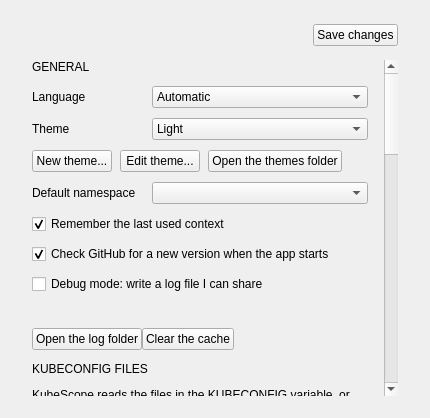
The window that src/kubescope/ui/settings_page.ui (dcotecnologia/kubescope) describes before a commit, drawn with Qt 5.
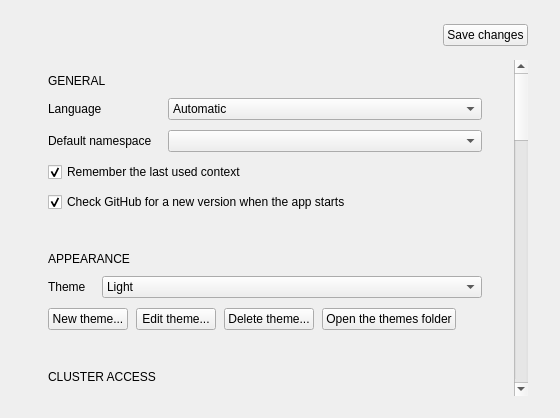
The same window after the commit.

Commit message: feat(window): wire the update, the write mode and the themes into the app

Patch:
```diff
--- a/src/kubescope/ui/settings_page.ui
+++ b/src/kubescope/ui/settings_page.ui
@@ -81,6 +81,27 @@
         <number>8</number>
        </property>
          <item>
+        <widget class="QFrame" name="generalCard">
+         <property name="card" stdset="0">
+          <string notr="true">true</string>
+         </property>
+         <layout class="QVBoxLayout" name="generalCardLayout">
+          <property name="spacing">
+           <number>10</number>
+          </property>
+          <property name="leftMargin">
+           <number>16</number>
+          </property>
+          <property name="topMargin">
+           <number>14</number>
+          </property>
+          <property name="rightMargin">
+           <number>16</number>
+          </property>
+          <property name="bottomMargin">
+           <number>14</number>
+          </property>
+          <item>
           <widget class="QLabel" name="generalHeading">
            <property name="text">
             <string>GENERAL</string>
@@ -137,13 +158,106 @@
             </widget>
            </item>
            <item row="1" column="0">
+             <widget class="QLabel" name="defaultNamespaceLabel">
+              <property name="text">
+               <string>Default namespace</string>
+              </property>
+             </widget>
+            </item>
+            <item row="1" column="1">
+             <widget class="QComboBox" name="defaultNamespaceCombo">
+              <property name="minimumSize">
+               <size>
+                <width>200</width>
+                <height>0</height>
+               </size>
+              </property>
+              <property name="toolTip">
+               <string>The namespace each context opens on. Leave empty to show all of them.</string>
+              </property>
+              <property name="variant" stdset="0">
+               <string notr="true">filter</string>
+              </property>
+             </widget>
+            </item>
+            <item row="2" column="0" colspan="2">
+             <widget class="QCheckBox" name="rememberCheck">
+              <property name="text">
+               <string>Remember the last used context</string>
+              </property>
+              <property name="checked">
+               <bool>true</bool>
+              </property>
+             </widget>
+            </item>
+            <item row="3" column="0" colspan="2">
+             <widget class="QCheckBox" name="updatesCheck">
+              <property name="text">
+               <string>Check GitHub for a new version when the app starts</string>
+              </property>
+              <property name="toolTip">
+               <string>Asks the public GitHub API for the latest release and sends nothing but the app version. The icon in the footer checks on demand.</string>
+              </property>
+              <property name="checked">
+               <bool>true</bool>
+              </property>
+             </widget>
+            </item>
+           </layout>
+          </item>
+         </layout>
+        </widget>
+       </item>
+       <item>
+        <widget class="QFrame" name="appearanceCard">
+         <property name="card" stdset="0">
+          <string notr="true">true</string>
+         </property>
+         <layout class="QVBoxLayout" name="appearanceCardLayout">
+          <property name="spacing">
+           <number>10</number>
+          </property>
+          <property name="leftMargin">
+           <number>16</number>
+          </property>
+          <property name="topMargin">
+           <number>14</number>
+          </property>
+          <property name="rightMargin">
+           <number>16</number>
+          </property>
+          <property name="bottomMargin">
+           <number>14</number>
+          </property>
+          <item>
+           <widget class="QLabel" name="appearanceHeading">
+            <property name="text">
+             <string>APPEARANCE</string>
+            </property>
+            <property name="variant" stdset="0">
+             <string notr="true">cardTitle</string>
+            </property>
+           </widget>
+          </item>
+          <item>
+           <layout class="QFormLayout" name="appearanceForm">
+            <property name="labelAlignment">
+             <set>Qt::AlignLeading|Qt::AlignLeft|Qt::AlignVCenter</set>
+            </property>
+            <property name="horizontalSpacing">
+             <number>16</number>
+            </property>
+            <property name="verticalSpacing">
+             <number>10</number>
+            </property>
+            <item row="0" column="0">
             <widget class="QLabel" name="themeLabel">
              <property name="text">
               <string>Theme</string>
              </property>
             </widget>
            </item>
-           <item row="1" column="1">
+            <item row="0" column="1">
             <widget class="QComboBox" name="themeCombo">
              <property name="minimumSize">
               <size>
@@ -166,7 +280,7 @@
              </property>
             </widget>
            </item>
-           <item row="2" column="0" colspan="2">
+            <item row="1" column="0" colspan="2">
             <layout class="QHBoxLayout" name="themeButtonsRow">
              <property name="spacing">
               <number>8</number>
@@ -191,6 +305,16 @@
            </property>
               </widget>
              </item>
+              <item>
+               <widget class="QPushButton" name="deleteThemeButton">
+                <property name="text">
+                 <string>Delete theme...</string>
+                </property>
+                <property name="variant" stdset="0">
+                 <string notr="true">secondary</string>
+                </property>
+               </widget>
+              </item>
              <item>
               <widget class="QPushButton" name="openThemesButton">
                <property name="text">
@@ -216,60 +340,94 @@
              </item>
             </layout>
            </item>
-           <item row="3" column="0">
-            <widget class="QLabel" name="defaultNamespaceLabel">
-             <property name="text">
-              <string>Default namespace</string>
-             </property>
-            </widget>
-           </item>
-           <item row="3" column="1">
-            <widget class="QComboBox" name="defaultNamespaceCombo">
-             <property name="minimumSize">
-              <size>
-               <width>200</width>
-               <height>0</height>
-              </size>
-             </property>
-             <property name="toolTip">
-              <string>The namespace each context opens on. Leave empty to show all of them.</string>
-             </property>
+           </layout>
+          </item>
+         </layout>
+        </widget>
+       </item>
+       <item>
+        <widget class="QFrame" name="accessCard">
+         <property name="card" stdset="0">
+          <string notr="true">true</string>
+         </property>
+         <layout class="QVBoxLayout" name="accessCardLayout">
+          <property name="spacing">
+           <number>10</number>
+          </property>
+          <property name="leftMargin">
+           <number>16</number>
+          </property>
+          <property name="topMargin">
+           <number>14</number>
+          </property>
+          <property name="rightMargin">
+           <number>16</number>
+          </property>
+          <property name="bottomMargin">
+           <number>14</number>
+          </property>
+          <item>
+           <widget class="QLabel" name="accessHeading">
+            <property name="text">
+             <string>CLUSTER ACCESS</string>
+            </property>
              <property name="variant" stdset="0">
-              <string notr="true">filter</string>
+             <string notr="true">cardTitle</string>
              </property>
             </widget>
            </item>
-           <item row="4" column="0" colspan="2">
-            <widget class="QCheckBox" name="rememberCheck">
+          <item>
+           <widget class="QCheckBox" name="writeModeCheck">
              <property name="text">
-              <string>Remember the last used context</string>
-             </property>
-             <property name="checked">
-              <bool>true</bool>
+             <string>Write mode: allow actions that change the cluster</string>
+            </property>
+            <property name="toolTip">
+             <string>Shows, in the right-click menu, the actions that change a cluster: delete or evict a Pod, scale or restart a Deployment. Each one asks for confirmation. It also shows the kubectl command to open a shell in a Pod. Off keeps the app read-only.</string>
              </property>
             </widget>
            </item>
-           <item row="5" column="0" colspan="2">
-            <widget class="QCheckBox" name="updatesCheck">
-             <property name="text">
-              <string>Check GitHub for a new version when the app starts</string>
-             </property>
-             <property name="toolTip">
-              <string>Asks the public GitHub API for the latest release and sends nothing but the app version. The icon in the footer checks on demand.</string>
-             </property>
-             <property name="checked">
-              <bool>true</bool>
-             </property>
-            </widget>
-           </item>
-           <item row="6" column="0" colspan="2">
+         </layout>
+        </widget>
+       </item>
+       <item>
+        <widget class="QFrame" name="debugCard">
+         <property name="card" stdset="0">
+          <string notr="true">true</string>
+         </property>
+         <layout class="QVBoxLayout" name="debugCardLayout">
+          <property name="spacing">
+           <number>10</number>
+          </property>
+          <property name="leftMargin">
+           <number>16</number>
+          </property>
+          <property name="topMargin">
+           <number>14</number>
+          </property>
+          <property name="rightMargin">
+           <number>16</number>
+          </property>
+          <property name="bottomMargin">
+           <number>14</number>
+          </property>
+          <item>
+           <widget class="QLabel" name="debugHeading">
+            <property name="text">
+             <string>DEBUGGING</string>
+            </property>
+            <property name="variant" stdset="0">
+             <string notr="true">cardTitle</string>
+            </property>
+           </widget>
+          </item>
+          <item>
             <widget class="QCheckBox" name="debugCheck">
              <property name="text">
               <string>Debug mode: write a log file I can share</string>
              </property>
             </widget>
            </item>
-           <item row="7" column="0" colspan="2">
+          <item>
             <widget class="QLabel" name="debugHint">
              <property name="text">
               <string notr="true" />
@@ -285,7 +443,7 @@
              </property>
             </widget>
            </item>
-           <item row="8" column="0" colspan="2">
+          <item>
             <layout class="QHBoxLayout" name="logButtonsRow">
              <item>
               <widget class="QPushButton" name="openLogsButton">
@@ -326,7 +484,29 @@
             </layout>
            </item>
           </layout>
-         </item>
+        </widget>
+       </item>
+       <item>
+        <widget class="QFrame" name="kubeconfigCard">
+         <property name="card" stdset="0">
+          <string notr="true">true</string>
+         </property>
+         <layout class="QVBoxLayout" name="kubeconfigCardLayout">
+          <property name="spacing">
+           <number>10</number>
+          </property>
+          <property name="leftMargin">
+           <number>16</number>
+          </property>
+          <property name="topMargin">
+           <number>14</number>
+          </property>
+          <property name="rightMargin">
+           <number>16</number>
+          </property>
+          <property name="bottomMargin">
+           <number>14</number>
+          </property>
          <item>
           <widget class="QLabel" name="kubeconfigHeading">
            <property name="text">
@@ -403,6 +583,30 @@
            </item>
           </layout>
          </item>
+         </layout>
+        </widget>
+       </item>
+       <item>
+        <widget class="QFrame" name="loginCard">
+         <property name="card" stdset="0">
+          <string notr="true">true</string>
+         </property>
+         <layout class="QVBoxLayout" name="loginCardLayout">
+          <property name="spacing">
+           <number>10</number>
+          </property>
+          <property name="leftMargin">
+           <number>16</number>
+          </property>
+          <property name="topMargin">
+           <number>14</number>
+          </property>
+          <property name="rightMargin">
+           <number>16</number>
+          </property>
+          <property name="bottomMargin">
+           <number>14</number>
+          </property>
          <item>
           <widget class="QLabel" name="loginHeading">
            <property name="text">
@@ -501,6 +705,30 @@
            </item>
           </layout>
          </item>
+         </layout>
+        </widget>
+       </item>
+       <item>
+        <widget class="QFrame" name="contextsCard">
+         <property name="card" stdset="0">
+          <string notr="true">true</string>
+         </property>
+         <layout class="QVBoxLayout" name="contextsCardLayout">
+          <property name="spacing">
+           <number>10</number>
+          </property>
+          <property name="leftMargin">
+           <number>16</number>
+          </property>
+          <property name="topMargin">
+           <number>14</number>
+          </property>
+          <property name="rightMargin">
+           <number>16</number>
+          </property>
+          <property name="bottomMargin">
+           <number>14</number>
+          </property>
          <item>
           <widget class="QLabel" name="contextsHeading">
            <property name="text">
@@ -582,6 +810,9 @@
            <property name="variant" stdset="0">
             <string notr="true">data</string>
            </property>
+           </widget>
+          </item>
+         </layout>
           </widget>
          </item>
       </layout>
```
Left out of the diff: 2 changed lines with no effect on the pictures. Lines whose indentation alone changed are shown as unchanged. The commit also changes 24 other files.
